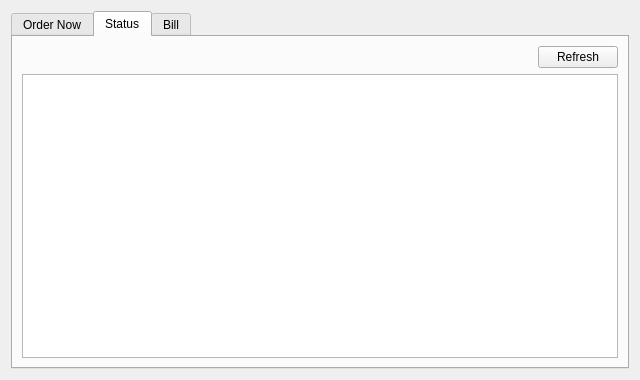
Old version of the form frontend/customer_wid.ui in the repository therealrahulsahu/se_project.
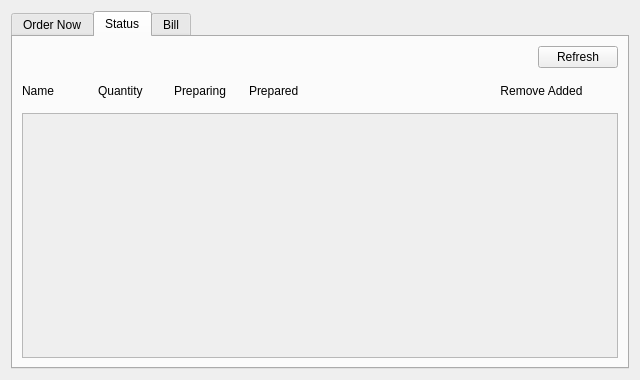
New version of the form. The open tabs and pages were chosen to show the change.

Commit message: Order status completed without remove

```diff
--- a/frontend/customer_wid.ui
+++ b/frontend/customer_wid.ui
@@ -403,7 +403,7 @@
       <attribute name="title">
        <string>Status</string>
       </attribute>
-      <layout class="QVBoxLayout" name="verticalLayout_2" stretch="4,30">
+      <layout class="QVBoxLayout" name="verticalLayout_2" stretch="4,4,30">
        <item>
         <layout class="QHBoxLayout" name="horizontalLayout_7">
          <item>
@@ -429,14 +429,64 @@
         </layout>
        </item>
        <item>
-        <widget class="QTextBrowser" name="tb_status">
-         <property name="html">
-          <string>&lt;!DOCTYPE HTML PUBLIC &quot;-//W3C//DTD HTML 4.0//EN&quot; &quot;http://www.w3.org/TR/REC-html40/strict.dtd&quot;&gt;
-&lt;html&gt;&lt;head&gt;&lt;meta name=&quot;qrichtext&quot; content=&quot;1&quot; /&gt;&lt;style type=&quot;text/css&quot;&gt;
-p, li { white-space: pre-wrap; }
-&lt;/style&gt;&lt;/head&gt;&lt;body style=&quot; font-family:'MS Shell Dlg 2'; font-size:8pt; font-weight:400; font-style:normal;&quot;&gt;
-&lt;p style=&quot; margin-top:0px; margin-bottom:0px; margin-left:0px; margin-right:0px; -qt-block-indent:0; text-indent:0px;&quot;&gt;    &lt;/p&gt;
-&lt;p style=&quot; margin-top:0px; margin-bottom:0px; margin-left:0px; margin-right:0px; -qt-block-indent:0; text-indent:0px;&quot;&gt;      &lt;/p&gt;&lt;/body&gt;&lt;/html&gt;</string>
+        <layout class="QHBoxLayout" name="horizontalLayout_10" stretch="5,5,5,5,10,11">
+         <item>
+          <widget class="QLabel" name="lb_food_name">
+           <property name="text">
+            <string>Name</string>
+           </property>
+          </widget>
+         </item>
+         <item>
+          <widget class="QLabel" name="label_4">
+           <property name="text">
+            <string>Quantity</string>
+           </property>
+          </widget>
+         </item>
+         <item>
+          <widget class="QLabel" name="label_3">
+           <property name="text">
+            <string>Preparing</string>
+           </property>
+          </widget>
+         </item>
+         <item>
+          <widget class="QLabel" name="label_2">
+           <property name="text">
+            <string>Prepared</string>
+           </property>
+          </widget>
+         </item>
+         <item>
+          <spacer name="horizontalSpacer_9">
+           <property name="orientation">
+            <enum>Qt::Horizontal</enum>
+           </property>
+           <property name="sizeHint" stdset="0">
+            <size>
+             <width>40</width>
+             <height>20</height>
+            </size>
+           </property>
+          </spacer>
+         </item>
+         <item>
+          <widget class="QLabel" name="label_5">
+           <property name="text">
+            <string>Remove Added</string>
+           </property>
+           <property name="alignment">
+            <set>Qt::AlignCenter</set>
+           </property>
+          </widget>
+         </item>
+        </layout>
+       </item>
+       <item>
+        <widget class="QScrollArea" name="scrollArea">
+         <property name="widgetResizable">
+          <bool>true</bool>
          </property>
         </widget>
        </item>
```
Left out of the diff: 13 changed lines with no effect on the pictures. The commit also changes 5 other files.
